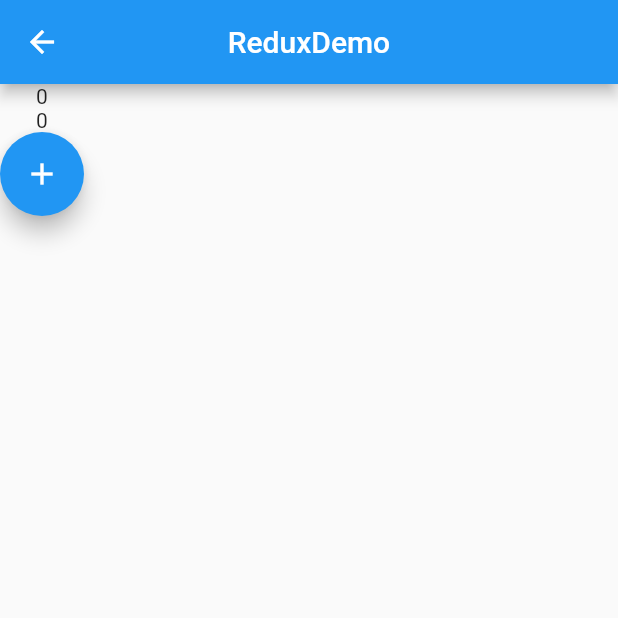
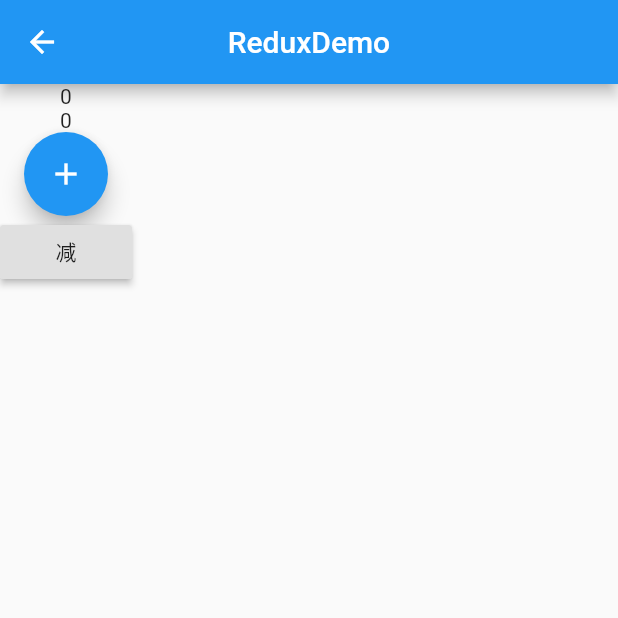
Before and after one commit to wangcheng319/WanAndroid-flutter, a Flutter app: the ReduxDemo screen opened by its route, on a phone screen of 412 x 824 dp, the top half of it. Run offline on Flutter 3.47's test engine with Material 2 defaults, Android fonts, the phone set to English and light mode, and no system bars; our stand-ins replace dio, event_bus, flutter_redux, flutter_swiper, redux, shared_preferences; missing offline and left inert: flutter_webview_plugin; accounts and stored records are empty; generated files the repository leaves out were written again; network calls fail; statements that could not run were skipped.

Commit message:
redux 多个action

```diff
--- a/wanandroid/lib/pages/projectpage.dart
+++ b/wanandroid/lib/pages/projectpage.dart
@@ -127,13 +127,15 @@ class _ProjectPageState extends State<ProjectPage> with TickerProviderStateMixin
                 onPressed: () {
                   Navigator.of(context).pushNamed('/provider_page');
                 }),
+
+            ///redux
             RaisedButton(
                 child: StoreConnector<AppState, MainPageState>(
                   converter: (store) => store.state.mainPageState,
                   builder: (BuildContext context, vm) {
                     return Column(
                       children: <Widget>[
-                        Text('mainStateCounter:' + vm.counter.toString()),
+                        Text('redux:' + vm.counter.toString()),
                       ],
                     );
                   },
--- a/wanandroid/lib/pages/redux_page.dart
+++ b/wanandroid/lib/pages/redux_page.dart
@@ -53,6 +53,23 @@ class _ReduxDemoState extends State<ReduxDemo> {
               },
             ),
           ),
+
+          Container(
+            child: StoreConnector<AppState, VoidCallback>(
+              converter: (store) {
+//                return () => store.dispatch(IncreaseAction(num: 10));
+                return () {
+                  store.dispatch(SubtractAction(num: 10));
+                };
+              },
+              builder: (context, callback) {
+                return RaisedButton(
+                  onPressed: callback,
+                  child: Text('减'),
+                );
+              },
+            ),
+          ),
         ],
       ),
     );
--- a/wanandroid/lib/store/modules/mainPage/action.dart
+++ b/wanandroid/lib/store/modules/mainPage/action.dart
@@ -2,3 +2,8 @@ class IncreaseAction {
   int num;
   IncreaseAction({this.num});
 }
+
+class SubtractAction {
+  int num;
+  SubtractAction({this.num});
+}
```
Also changed, not shown: wanandroid/lib/store/modules/mainPage/reducer.dart (+9 -2 lines).
